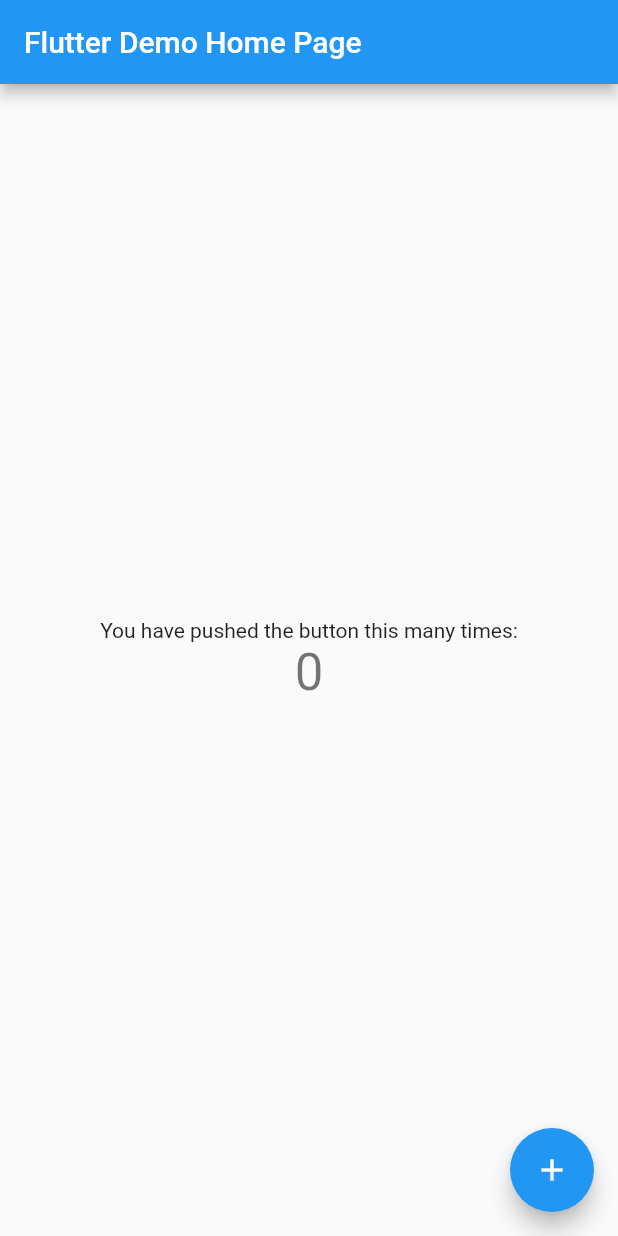
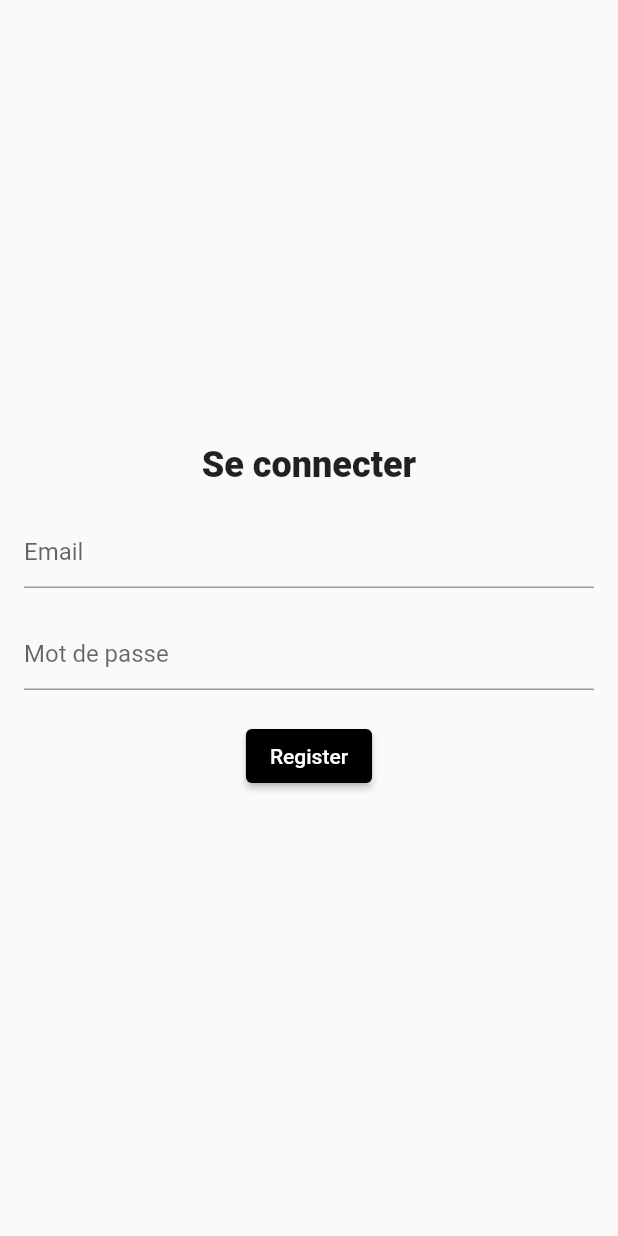
Before and after one commit to JohanTorosjan/projet_indus_frontend, a Flutter app: the screen it shows after launch, on a phone screen of 412 x 824 dp. Run offline on Flutter 3.47's test engine with Material 2 defaults, Android fonts, the phone set to English and light mode, and no system bars; our stand-ins replace firebase_auth, firebase_core; accounts and stored records are empty.

Commit message:
firebase auth

```diff
--- a/lib/main.dart
+++ b/lib/main.dart
@@ -1,9 +1,12 @@
+import 'package:firebase_auth/firebase_auth.dart';
 import 'package:flutter/material.dart';
 import 'package:firebase_core/firebase_core.dart';
+import 'package:projet_indus/view/AuthView.dart';
 import 'firebase_options.dart';
 
+void main() async {
+  WidgetsFlutterBinding.ensureInitialized();
 
-void main() async {
   await Firebase.initializeApp(
         options: DefaultFirebaseOptions.currentPlatform,
       );
@@ -11,14 +14,13 @@ void main() async {
 }
 
 class MyApp extends StatelessWidget {
-
   const MyApp({super.key});
 
   // This widget is the root of your application.
   @override
   Widget build(BuildContext context) {
     return MaterialApp(
-      title: 'Flutter Demo',
+        title: 'Sortir Ce Soir',
         theme: ThemeData(
           // This is the theme of your application.
           //
@@ -29,10 +31,17 @@ class MyApp extends StatelessWidget {
           // or simply save your changes to "hot reload" in a Flutter IDE).
           // Notice that the counter didn't reset back to zero; the application
           // is not restarted.
-        primarySwatch: Colors.blue,
+          primarySwatch: Colors.deepPurple,
         ),
-      home: const MyHomePage(title: 'Flutter Demo Home Page'),
-    );
+        home: StreamBuilder<User?>(
+            stream: FirebaseAuth.instance.authStateChanges(),
+            builder: (context, snapshot) {
+              if (snapshot.hasData) {
+                return MyHomePage(title: snapshot.data.toString());
+              } else {
+                return const AuthView();
+              }
+            }));
   }
 }
 
@@ -82,41 +91,57 @@ class _MyHomePageState extends State<MyHomePage> {
         // the App.build method, and use it to set our appbar title.
         title: Text(widget.title),
       ),
-      body: Center(
+      body: Padding(
+        padding: const EdgeInsets.all(16.0),
+        child: ElevatedButton(
+          onPressed: () {
+            FirebaseAuth.instance.signOut();
+          }
+          ,style: ElevatedButton.styleFrom(
+              backgroundColor: Colors.black,
+            ),
+          child: const Text('Sign Out'),
+        )
+
         // Center is a layout widget. It takes a single child and positions it
         // in the middle of the parent.
-        child: Column(
-          // Column is also a layout widget. It takes a list of children and
-          // arranges them vertically. By default, it sizes itself to fit its
-          // children horizontally, and tries to be as tall as its parent.
-          //
-          // Invoke "debug painting" (press "p" in the console, choose the
-          // "Toggle Debug Paint" action from the Flutter Inspector in Android
-          // Studio, or the "Toggle Debug Paint" command in Visual Studio Code)
-          // to see the wireframe for each widget.
-          //
-          // Column has various properties to control how it sizes itself and
-          // how it positions its children. Here we use mainAxisAlignment to
-          // center the children vertically; the main axis here is the vertical
-          // axis because Columns are vertical (the cross axis would be
-          // horizontal).
-          mainAxisAlignment: MainAxisAlignment.center,
-          children: <Widget>[
-            const Text(
-              'You have pushed the button this many times:',
-            ),
-            Text(
-              '$_counter',
-              style: Theme.of(context).textTheme.headlineMedium,
-            ),
-          ],
-        ),
-      ),
-      floatingActionButton: FloatingActionButton(
-        onPressed: _incrementCounter,
-        tooltip: 'Increment',
-        child: const Icon(Icons.add),
-      ), // This trailing comma makes auto-formatting nicer for build methods.
-    );
+      //    Column(
+      //     // Column is also a layout widget. It takes a list of children and
+      //     // arranges them vertically. By default, it sizes itself to fit its
+      //     // children horizontally, and tries to be as tall as its parent.
+      //     //
+      //     // Invoke "debug painting" (press "p" in the console, choose the
+      //     // "Toggle Debug Paint" action from the Flutter Inspector in Android
+      //     // Studio, or the "Toggle Debug Paint" command in Visual Studio Code)
+      //     // to see the wireframe for each widget.
+      //     //
+      //     // Column has various properties to control how it sizes itself and
+      //     // how it positions its children. Here we use mainAxisAlignment to
+      //     // center the children vertically; the main axis here is the vertical
+      //     // axis because Columns are vertical (the cross axis would be
+      //     // horizontal).
+      //     mainAxisAlignment: MainAxisAlignment.center,
+
+      //     children: <Widget>[
+
+      //       const Text(
+      //         'You have pushed the button this many times:',
+      //       ),
+      //        Text(widget.title),
+
+      //       Text(
+      //         '$_counter',
+      //         style: Theme.of(context).textTheme.headlineMedium,
+      //       ),
+      //     ],
+      //   ),
+
+      // ),
+      // floatingActionButton: FloatingActionButton(
+      //   onPressed: _incrementCounter,
+      //   tooltip: 'Increment',
+      //   child: const Icon(Icons.add),
+      // ), // This trailing comma makes auto-formatting nicer for build methods.
+    ));
   }
 }
--- /dev/null
+++ b/lib/services/AuthService.dart
@@ -0,0 +1,17 @@
+import 'package:firebase_auth/firebase_auth.dart';
+
+class AuthService {
+  final FirebaseAuth _auth = FirebaseAuth.instance;
+
+  Future<void> registerWithEmailAndPassword(
+    String email, String password) async {
+    final user = await _auth.createUserWithEmailAndPassword(
+        email: email, password: password);
+  }
+
+
+  Future<void> loginWithEmailAndPassword(String email, String password) async {
+    final user = await _auth.signInWithEmailAndPassword(
+        email: email, password: password);
+  }
+}
--- /dev/null
+++ b/lib/view/AuthView.dart
@@ -0,0 +1,122 @@
+import 'package:flutter/material.dart';
+import 'package:projet_indus/services/AuthService.dart';
+
+class AuthView extends StatefulWidget {
+  const AuthView({super.key});
+
+  @override
+  State<AuthView> createState() => _AuthViewState();
+}
+
+class _AuthViewState extends State<AuthView> {
+  final bool _isLogin = false;
+  bool _loading = false;
+  final GlobalKey<FormState> _formKey = GlobalKey<FormState>();
+  final TextEditingController _emailController = TextEditingController();
+  final TextEditingController _passwordController = TextEditingController();
+
+  handleSubmit() async {
+    if (!_formKey.currentState!.validate()) return null;
+    final email = _emailController.value.text;
+    final password = _passwordController.value.text;
+
+    setState(() => _loading = true);
+
+    if (_isLogin) {
+      await AuthService().loginWithEmailAndPassword(email, password);
+    } else {
+      await AuthService().registerWithEmailAndPassword(email, password);
+    }
+    setState(() => _loading = false);
+  }
+
+  @override
+  Widget build(BuildContext context) {
+    return Scaffold(
+      body: SafeArea(
+       child:Padding(padding: const EdgeInsets.all(16.0),
+        child:Form(
+          key: _formKey,
+          child: Column(
+            mainAxisAlignment: MainAxisAlignment.center,
+            crossAxisAlignment: CrossAxisAlignment.center,
+            children: [
+              const Text(
+                "Se connecter",
+                style: TextStyle(fontSize: 24, fontWeight: FontWeight.w800),
+              ),
+              const SizedBox(
+                height: 20,
+              ),
+              TextFormField(
+                controller: _emailController,
+                validator: (value) {
+                  if (value != null) {
+                    if (value.contains('@') && (value.endsWith('.com') || value.endsWith('.fr') || value.endsWith('.net'))) {
+                      return null;
+                      }
+                    return 'Entrez une adresse mail valide';
+                    }
+                },
+                decoration: const InputDecoration(
+                  hintText: 'Email',
+                  focusColor: Color.fromARGB(255, 73, 68, 226),
+                  focusedBorder: UnderlineInputBorder(
+                    borderSide: BorderSide(
+                      color: Colors.black,
+                      width: 2,
+                    ),
+                  ),
+                ),
+              ),
+              const SizedBox(
+                height: 20,
+              ),
+              TextFormField(
+                //Assign controller
+                controller: _passwordController,
+                obscureText: true,
+                validator: (value) {
+                  if (value == null || value.trim().isEmpty) {
+                    return 'Mot de passe obligatoire';
+                    }
+                  if (value.trim().length < 8) {
+                    return 'Le mot de passe doit faire au moins caractères';
+                    }
+                   return null;
+                },
+                decoration: const InputDecoration(
+                  hintText: 'Mot de passe',
+                  focusedBorder: UnderlineInputBorder(
+                    borderSide: BorderSide(
+                      color: Color.fromARGB(255, 73, 68, 226),
+                      width: 2,
+                    ),
+                  ),
+                ),
+              ),
+              const SizedBox(height: 20),
+              ElevatedButton(
+                style: ElevatedButton.styleFrom(
+                  backgroundColor: Colors.black,
+                ),
+                onPressed: () => handleSubmit(),
+                child: _loading
+                    ? const SizedBox(
+                        width: 20,
+                        height: 20,
+                        child: CircularProgressIndicator(
+                          color: Colors.white,
+                          strokeWidth: 2,
+                        ),
+                      )
+                    : Text(_isLogin ? 'Login' : 'Register'),
+              ),
+            ],
+          ),
+        )
+       )
+      ),
+    );
+  }
+}
--- a/pubspec.yaml
+++ b/pubspec.yaml
@@ -35,7 +35,9 @@ dependencies:
   # The following adds the Cupertino Icons font to your application.
   # Use with the CupertinoIcons class for iOS style icons.
   cupertino_icons: ^1.0.2
-  firebase_core: ^2.11.0
+  firebase_core: ^2.5.0
+  firebase_auth: ^4.2.6
+
 
 dev_dependencies:
   flutter_test:
@@ -47,6 +49,8 @@ dev_dependencies:
   # package. See that file for information about deactivating specific lint
   # rules and activating additional ones.
   flutter_lints: ^2.0.0
+
+
 
 # For information on the generic Dart part of this file, see the
 # following page: https://dart.dev/tools/pub/pubspec
```
Also changed, not shown: pubspec.lock, 2 other files. Lines whose indentation alone changed are shown as unchanged.
